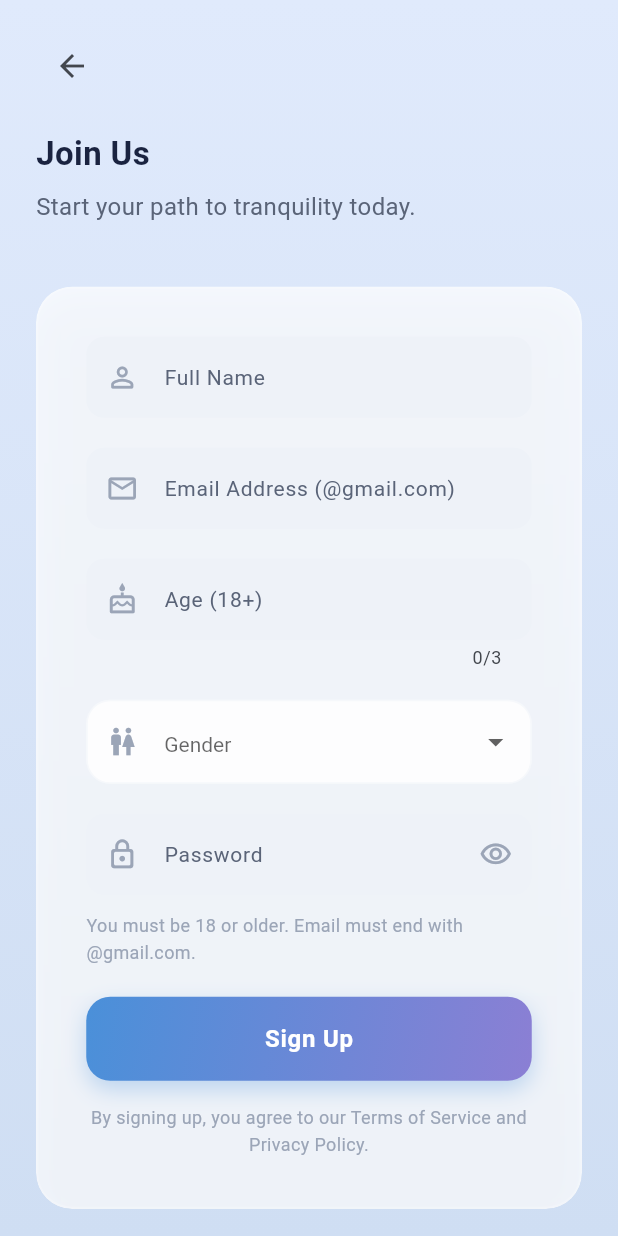
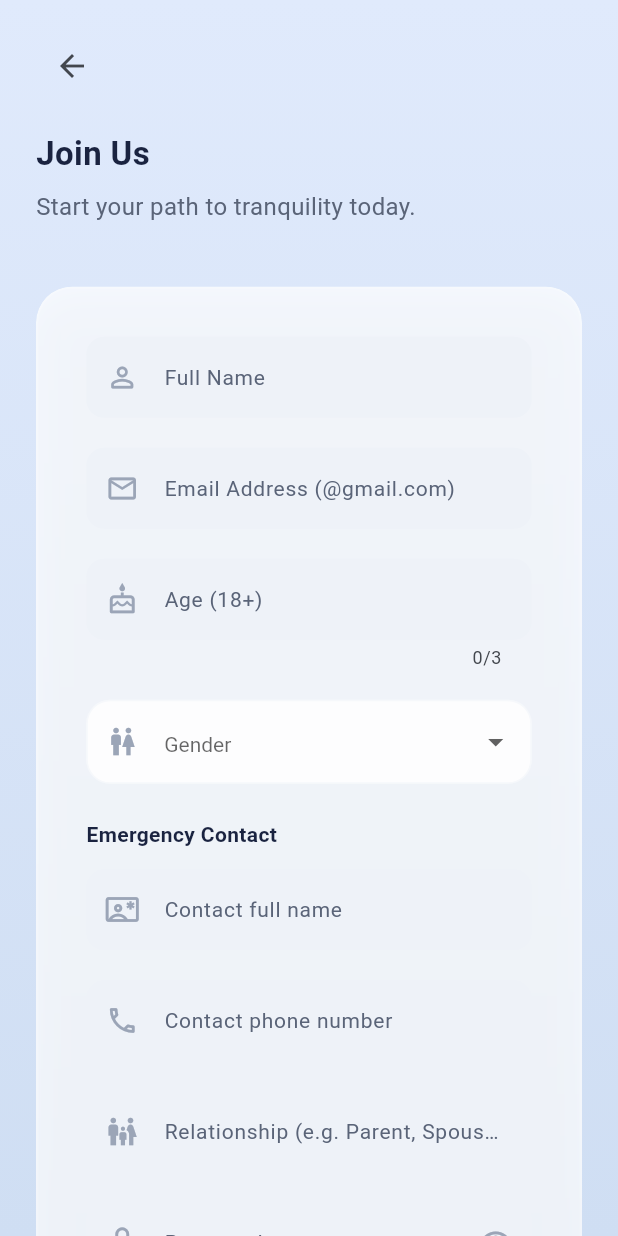
Before and after one commit to kidanuabebaw24-hue/therapy-app, a Flutter app: the RegisterScreen screen opened by its route, on a phone screen of 412 x 824 dp. Run offline on Flutter 3.47's test engine with Material 3 defaults, Android fonts, the phone set to English and light mode, and no system bars; drawn by our look-alikes of flutter_animate; our stand-ins replace cached_network_image, dio, fl_chart, flutter_riverpod, flutter_secure_storage, go_router and 6 more; accounts and stored records are empty; Roboto replaces fonts that are missing (Outfit).

Commit message:
Add emergency contact to mobile client registration
Collect contact name, phone, and relationship on sign-up and persist via patient profile on the backend.

Co-authored-by: Cursor <cursoragent@cursor.com>

```diff
--- a/theraphy-flutter/lib/features/auth/presentation/pages/register_screen.dart
+++ b/theraphy-flutter/lib/features/auth/presentation/pages/register_screen.dart
@@ -22,6 +22,9 @@ class _RegisterScreenState extends ConsumerState<RegisterScreen> {
   final _nameController = TextEditingController();
   final _emailController = TextEditingController();
   final _ageController = TextEditingController();
+  final _emergencyNameController = TextEditingController();
+  final _emergencyPhoneController = TextEditingController();
+  final _emergencyRelationshipController = TextEditingController();
   final _passwordController = TextEditingController();
   String? _selectedGender;
   bool _isLoading = false;
@@ -31,6 +34,9 @@ class _RegisterScreenState extends ConsumerState<RegisterScreen> {
     _nameController.dispose();
     _emailController.dispose();
     _ageController.dispose();
+    _emergencyNameController.dispose();
+    _emergencyPhoneController.dispose();
+    _emergencyRelationshipController.dispose();
     _passwordController.dispose();
     super.dispose();
   }
@@ -48,6 +54,12 @@ class _RegisterScreenState extends ConsumerState<RegisterScreen> {
             password: _passwordController.text,
             age: age,
             gender: _selectedGender!,
+            emergencyContactName: _emergencyNameController.text,
+            emergencyContactPhone: _emergencyPhoneController.text,
+            emergencyContactRelationship:
+                _emergencyRelationshipController.text.trim().isEmpty
+                    ? null
+                    : _emergencyRelationshipController.text,
           );
 
       if (success && mounted) {
@@ -143,6 +155,37 @@ class _RegisterScreenState extends ConsumerState<RegisterScreen> {
                             onChanged: (value) =>
                                 setState(() => _selectedGender = value),
                             validator: RegisterValidators.validateGender,
+                          ),
+                          const SizedBox(height: 24),
+                          Text(
+                            'Emergency Contact',
+                            style: AppTextStyles.titleMedium.copyWith(
+                              fontWeight: FontWeight.bold,
+                            ),
+                          ),
+                          const SizedBox(height: 12),
+                          AuthTextField(
+                            controller: _emergencyNameController,
+                            hintText: 'Contact full name',
+                            prefixIcon: Icons.contact_emergency_outlined,
+                            inputFormatters: RegisterValidators.nameInputFormatters,
+                            validator: RegisterValidators.validateName,
+                          ),
+                          const SizedBox(height: 20),
+                          AuthTextField(
+                            controller: _emergencyPhoneController,
+                            hintText: 'Contact phone number',
+                            prefixIcon: Icons.phone_outlined,
+                            keyboardType: TextInputType.phone,
+                            validator: RegisterValidators.validatePhone,
+                          ),
+                          const SizedBox(height: 20),
+                          AuthTextField(
+                            controller: _emergencyRelationshipController,
+                            hintText: 'Relationship (e.g. Parent, Spouse)',
+                            prefixIcon: Icons.family_restroom_outlined,
+                            inputFormatters: RegisterValidators.nameInputFormatters,
+                            validator: RegisterValidators.validateRelationship,
                           ),
                           const SizedBox(height: 20),
                           AuthTextField(
```
Also changed, not shown: theraphy-flutter/lib/features/auth/presentation/providers/auth_provider.dart (+8 -0 lines), 1 other file.
